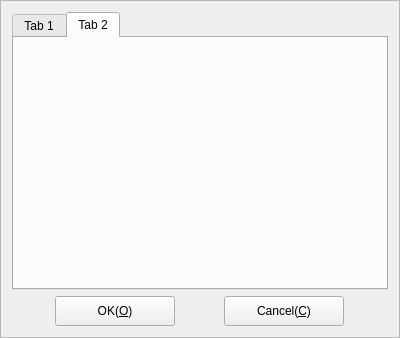
Old version of the form Widgets/FrmOptions/FrmOptions.ui in the repository KangLin/RabbitIm.
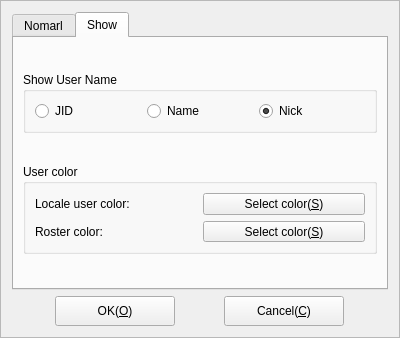
New version of the form. The open tabs and pages were chosen to show the change.

Commit message: 改变设置对话框位置

Patch:
```diff
--- a/Widgets/FrmOptions/FrmOptions.ui
+++ b/Widgets/FrmOptions/FrmOptions.ui
@@ -24,7 +24,7 @@
     <widget class="QTabWidget" name="tabWidget">
      <widget class="QWidget" name="tab">
       <attribute name="title">
-       <string>Tab 1</string>
+       <string>Nomarl</string>
       </attribute>
       <layout class="QGridLayout" name="gridLayout_5">
        <item row="0" column="0">
@@ -132,7 +132,14 @@
          </layout>
         </widget>
        </item>
-       <item row="1" column="0">
+      </layout>
+     </widget>
+     <widget class="QWidget" name="tab_2">
+      <attribute name="title">
+       <string>Show</string>
+      </attribute>
+      <layout class="QGridLayout" name="gridLayout_6">
+       <item row="0" column="0">
         <widget class="QGroupBox" name="groupBox_2">
          <property name="sizePolicy">
           <sizepolicy hsizetype="Preferred" vsizetype="Fixed">
@@ -180,8 +187,26 @@
          </layout>
         </widget>
        </item>
-       <item row="2" column="0">
+       <item row="1" column="0">
         <widget class="QGroupBox" name="groupBox_3">
+         <property name="sizePolicy">
+          <sizepolicy hsizetype="Preferred" vsizetype="Fixed">
+           <horstretch>0</horstretch>
+           <verstretch>0</verstretch>
+          </sizepolicy>
+         </property>
+         <property name="minimumSize">
+          <size>
+           <width>0</width>
+           <height>88</height>
+          </size>
+         </property>
+         <property name="maximumSize">
+          <size>
+           <width>16777215</width>
+           <height>90</height>
+          </size>
+         </property>
          <property name="title">
           <string>User color</string>
          </property>
@@ -227,11 +252,6 @@
        </item>
       </layout>
      </widget>
-     <widget class="QWidget" name="tab_2">
-      <attribute name="title">
-       <string>Tab 2</string>
-      </attribute>
-     </widget>
     </widget>
    </item>
    <item row="1" column="0">
```
Left out of the diff: 3 changed lines with no effect on the pictures. The commit also changes 1 other file.
